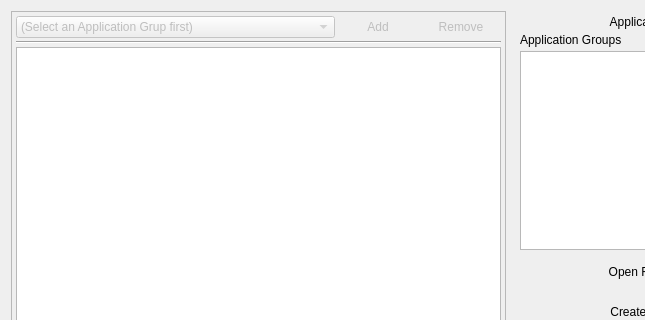
This is View/applicationstab.ui in TheLinthus/MPSoC-Simulator as Qt 5 draws it before an edit; both pictures show x 0 to 645 and y 0 to 320 of the 783 by 598 pixel window. The edited form follows.
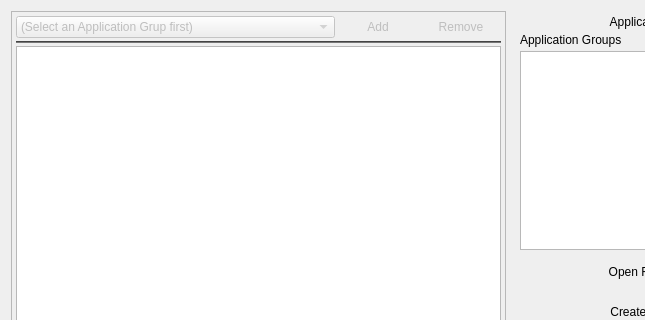
This is the edited form. Icons and pictures are not drawn.

```diff
--- a/View/applicationstab.ui
+++ b/View/applicationstab.ui
@@ -113,7 +113,17 @@
        </layout>
       </item>
       <item>
-       <widget class="Line" name="line">
+       <widget class="Line" name="line_h">
+        <property name="maximumSize">
+         <size>
+          <width>16777215</width>
+          <height>2</height>
+         </size>
+        </property>
+        <property name="styleSheet">
+         <string notr="true">border-top: 1px solid #444;
+border-bottom: 1px solid #777;</string>
+        </property>
         <property name="orientation">
          <enum>Qt::Horizontal</enum>
         </property>
```
Left out of the diff: 2 changed lines with no effect on the pictures.
